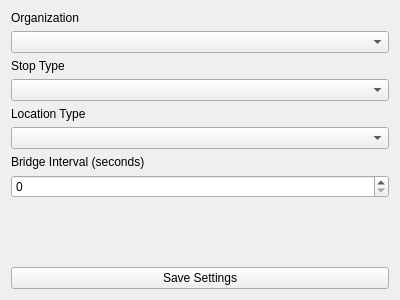
This is Bridge/bridgeconfigwidget.ui in ademarest/GreenmileBridge as Qt 5 draws it before an edit. The edited form follows.
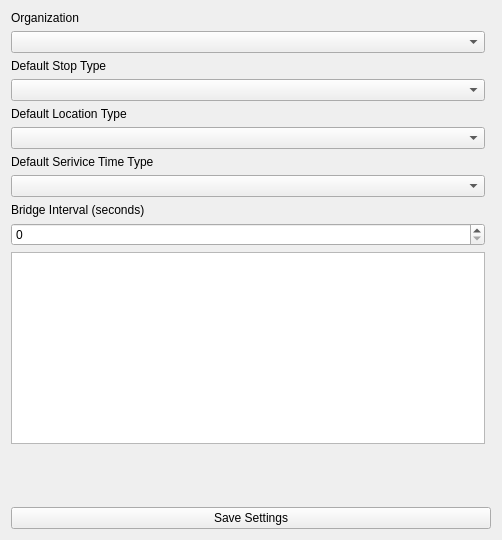
This is the edited form. Custom widgets are drawn as their Qt base class.

Commit message: DEVEL: Added a list control widget

The edit to the form file:
```diff
--- a/Bridge/bridgeconfigwidget.ui
+++ b/Bridge/bridgeconfigwidget.ui
@@ -6,15 +6,72 @@
    <rect>
     <x>0</x>
     <y>0</y>
-    <width>400</width>
-    <height>300</height>
+    <width>502</width>
+    <height>540</height>
    </rect>
   </property>
   <property name="windowTitle">
    <string>Form</string>
   </property>
   <layout class="QGridLayout" name="gridLayout">
+   <item row="5" column="0">
+    <widget class="QComboBox" name="locationTypeComboBox"/>
+   </item>
+   <item row="9" column="0">
+    <widget class="QSpinBox" name="bridgeIntervalSpinBox"/>
+   </item>
+   <item row="1" column="0">
+    <widget class="QComboBox" name="organizationComboBox"/>
+   </item>
+   <item row="3" column="0">
+    <widget class="QComboBox" name="stopTypeComboBox"/>
+   </item>
    <item row="8" column="0">
+    <widget class="QLabel" name="bridgeIntervalLabel">
+     <property name="text">
+      <string>Bridge Interval (seconds)</string>
+     </property>
+    </widget>
+   </item>
+   <item row="2" column="0">
+    <widget class="QLabel" name="stopTypeLabel">
+     <property name="text">
+      <string>Default Stop Type</string>
+     </property>
+    </widget>
+   </item>
+   <item row="0" column="0">
+    <widget class="QLabel" name="organizationLabel">
+     <property name="text">
+      <string>Organization</string>
+     </property>
+    </widget>
+   </item>
+   <item row="6" column="0">
+    <widget class="QLabel" name="serviceTimeLabel">
+     <property name="text">
+      <string>Default Serivice Time Type</string>
+     </property>
+    </widget>
+   </item>
+   <item row="4" column="0">
+    <widget class="QLabel" name="locationTypeLabel">
+     <property name="text">
+      <string>Default Location Type</string>
+     </property>
+    </widget>
+   </item>
+   <item row="7" column="0">
+    <widget class="QComboBox" name="serviceTimeComboBox"/>
+   </item>
+   <item row="13" column="0" colspan="2">
+    <widget class="QPushButton" name="saveSettingsPushButton">
+     <property name="text">
+      <string>Save Settings</string>
+     </property>
+    </widget>
+   </item>
+   <item row="11" column="0">
     <spacer name="verticalSpacer">
      <property name="orientation">
       <enum>Qt::Vertical</enum>
@@ -27,55 +84,18 @@
      </property>
     </spacer>
    </item>
-   <item row="9" column="0">
-    <widget class="QPushButton" name="saveSettingsPushButton">
-     <property name="text">
-      <string>Save Settings</string>
-     </property>
-    </widget>
-   </item>
-   <item row="1" column="0">
-    <widget class="QComboBox" name="organizationComboBox"/>
-   </item>
-   <item row="5" column="0">
-    <widget class="QComboBox" name="locationTypeComboBox"/>
-   </item>
-   <item row="0" column="0">
-    <widget class="QLabel" name="organizationLabel">
-     <property name="text">
-      <string>Organization</string>
-     </property>
-    </widget>
-   </item>
-   <item row="4" column="0">
-    <widget class="QLabel" name="locationTypeLabel">
-     <property name="text">
-      <string>Location Type</string>
-     </property>
-    </widget>
-   </item>
-   <item row="2" column="0">
-    <widget class="QLabel" name="stopTypeLabel">
-     <property name="text">
-      <string>Stop Type</string>
-     </property>
-    </widget>
-   </item>
-   <item row="3" column="0">
-    <widget class="QComboBox" name="stopTypeComboBox"/>
-   </item>
-   <item row="7" column="0">
-    <widget class="QSpinBox" name="bridgeIntervalSpinBox"/>
-   </item>
-   <item row="6" column="0">
-    <widget class="QLabel" name="bridgeIntervalLabel">
-     <property name="text">
-      <string>Bridge Interval (seconds)</string>
-     </property>
-    </widget>
+   <item row="10" column="0">
+    <widget class="ListControlWidget" name="orgAS400LCW"/>
    </item>
   </layout>
  </widget>
+ <customwidgets>
+  <customwidget>
+   <class>ListControlWidget</class>
+   <extends>QListWidget</extends>
+   <header>listcontrolwidget.h</header>
+  </customwidget>
+ </customwidgets>
  <tabstops>
   <tabstop>organizationComboBox</tabstop>
   <tabstop>stopTypeComboBox</tabstop>
```
The commit also changes 8 other files.
